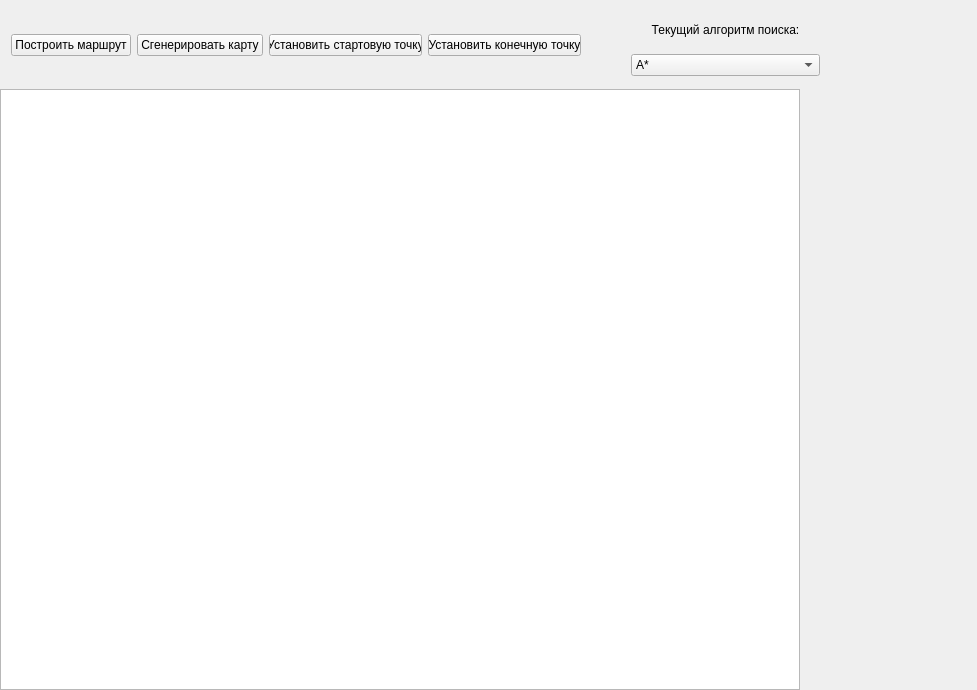
Before: the Qt Designer form Labs_4_sem/Dekstra.ui in SkiStalker/Labs_4_sem, drawn with Qt 5.
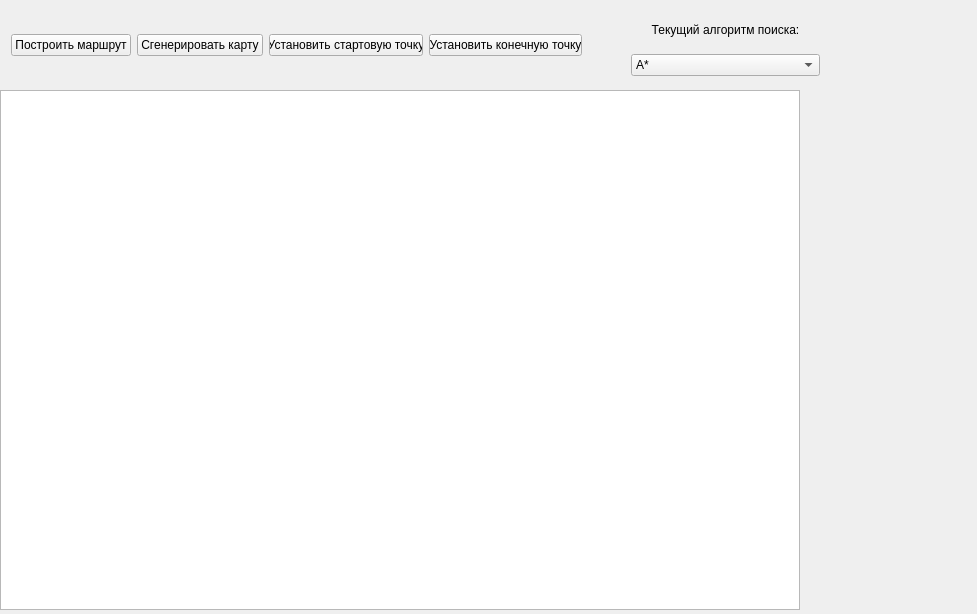
After: the same form once the commit is applied.

Patch:
```diff
--- a/Labs_4_sem/Dekstra.ui
+++ b/Labs_4_sem/Dekstra.ui
@@ -7,7 +7,7 @@
     <x>0</x>
     <y>0</y>
     <width>977</width>
-    <height>690</height>
+    <height>614</height>
    </rect>
   </property>
   <property name="windowTitle">
@@ -40,9 +40,9 @@
     <property name="geometry">
      <rect>
       <x>0</x>
-      <y>89</y>
+      <y>90</y>
       <width>800</width>
-      <height>601</height>
+      <height>520</height>
      </rect>
     </property>
     <property name="verticalScrollBarPolicy">
@@ -65,7 +65,7 @@
      <rect>
       <x>0</x>
       <y>0</y>
-      <width>592</width>
+      <width>593</width>
       <height>91</height>
      </rect>
     </property>
```
Left out of the diff: 8 changed lines with no effect on the pictures.
